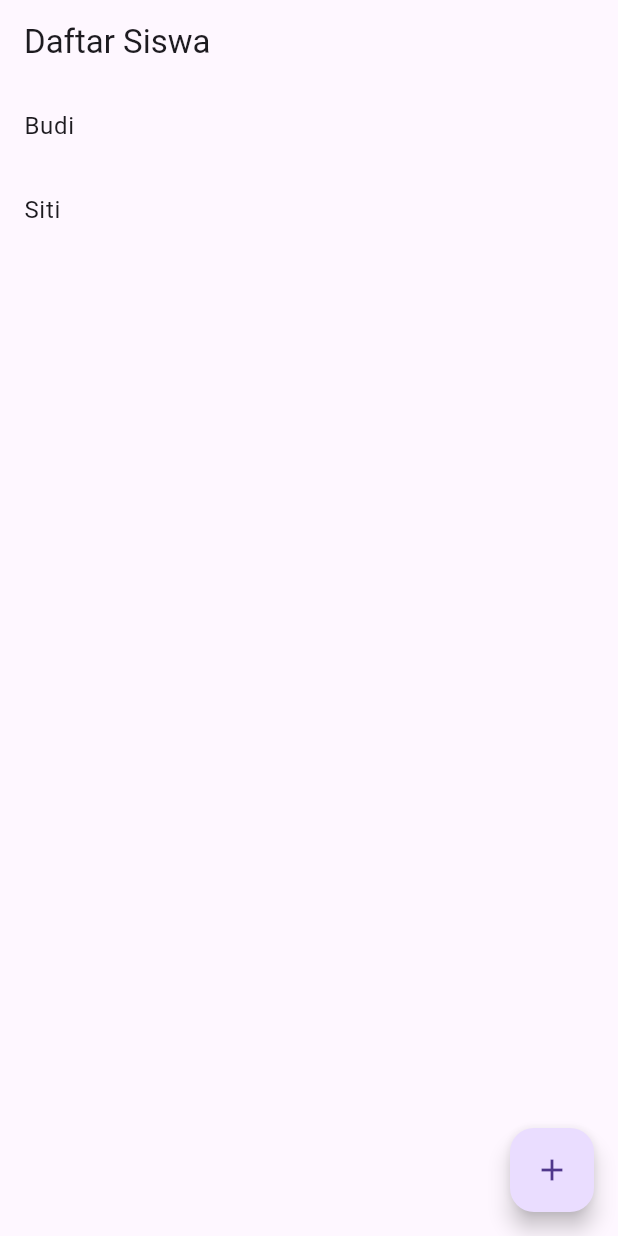
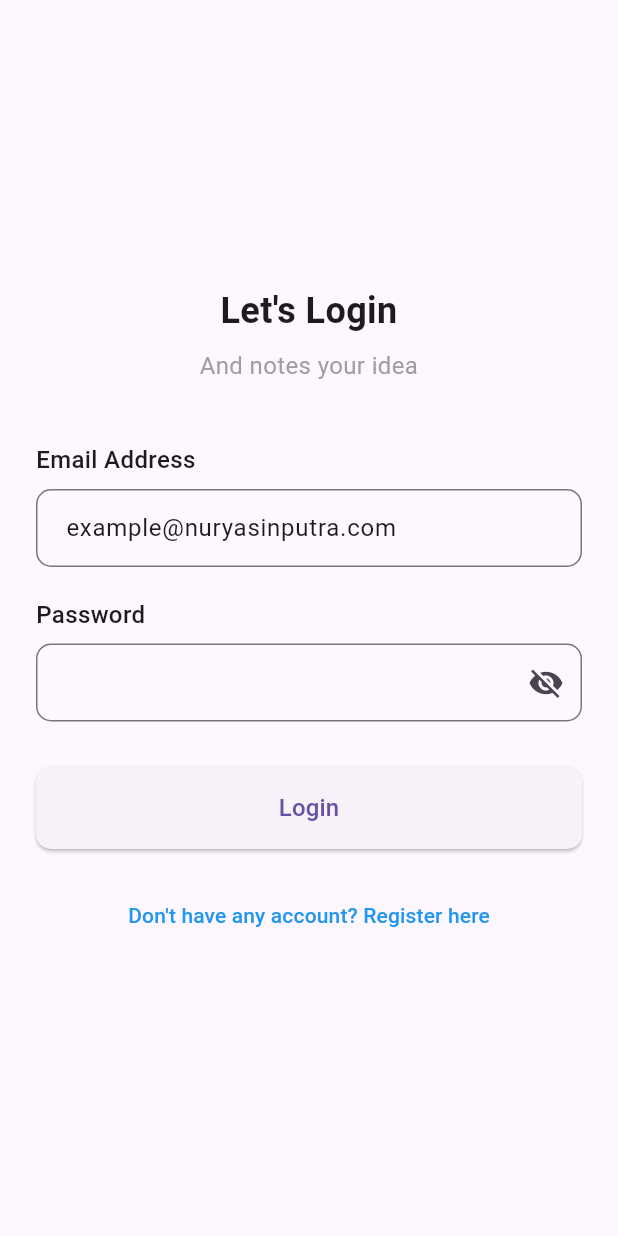
Before and after one commit to abuaflah/hsi_sandbox_flutter_all_yasin, a Flutter app: the screen it shows after launch, on a phone screen of 412 x 824 dp. Run offline on Flutter 3.47's test engine with Material 3 defaults, Android fonts, the phone set to English and light mode, and no system bars.

Commit message:
pertemuan_6

```diff
--- a/lib/main.dart
+++ b/lib/main.dart
@@ -1,7 +1,5 @@
-// pertemuan 5
-
 import 'package:flutter/material.dart';
-import 'pertemuan_5/student_list_screen.dart';
+import 'pertemuan_6/screens/login_screen.dart';
 
 void main() {
   runApp(const MyApp());
@@ -13,11 +11,11 @@ class MyApp extends StatelessWidget {
   @override
   Widget build(BuildContext context) {
     return MaterialApp(
-      title: 'Daftar Siswa',
+      title: 'Login App',
       theme: ThemeData(
         primarySwatch: Colors.blue,
       ),
-      home: const StudentListScreen(),
+      home: const LoginScreen(),
     );
   }
 }
--- /dev/null
+++ b/lib/pertemuan_6/screens/login_screen.dart
@@ -0,0 +1,148 @@
+// lib/pertemuan_6/screens/login_screen.dart
+import 'package:flutter/material.dart';
+import 'register_screen.dart';
+import 'notes_screen.dart';
+
+class LoginScreen extends StatefulWidget {
+  const LoginScreen({super.key});
+
+  @override
+  State<LoginScreen> createState() => _LoginScreenState();
+}
+
+class _LoginScreenState extends State<LoginScreen> {
+  final _emailController =
+      TextEditingController(text: 'example@nuryasinputra.com');
+  final _passwordController = TextEditingController();
+  bool _isPasswordVisible = false;
+
+  @override
+  void dispose() {
+    _emailController.dispose();
+    _passwordController.dispose();
+    super.dispose();
+  }
+
+  @override
+  Widget build(BuildContext context) {
+    return Scaffold(
+      body: Padding(
+        padding: const EdgeInsets.all(24.0),
+        child: Column(
+          mainAxisAlignment: MainAxisAlignment.center,
+          crossAxisAlignment: CrossAxisAlignment.stretch,
+          children: [
+            const Text(
+              "Let's Login",
+              style: TextStyle(
+                fontSize: 24,
+                fontWeight: FontWeight.bold,
+              ),
+              textAlign: TextAlign.center,
+            ),
+            const SizedBox(height: 8),
+            const Text(
+              "And notes your idea",
+              style: TextStyle(
+                fontSize: 16,
+                color: Colors.grey,
+              ),
+              textAlign: TextAlign.center,
+            ),
+            const SizedBox(height: 40),
+            const Text(
+              "Email Address",
+              style: TextStyle(
+                fontSize: 16,
+                fontWeight: FontWeight.w500,
+              ),
+            ),
+            const SizedBox(height: 8),
+            TextField(
+              controller: _emailController,
+              decoration: InputDecoration(
+                border: OutlineInputBorder(
+                  borderRadius: BorderRadius.circular(10),
+                ),
+                contentPadding: const EdgeInsets.symmetric(
+                  horizontal: 16,
+                  vertical: 14,
+                ),
+              ),
+              keyboardType: TextInputType.emailAddress,
+            ),
+            const SizedBox(height: 20),
+            const Text(
+              "Password",
+              style: TextStyle(
+                fontSize: 16,
+                fontWeight: FontWeight.w500,
+              ),
+            ),
+            const SizedBox(height: 8),
+            TextField(
+              controller: _passwordController,
+              decoration: InputDecoration(
+                border: OutlineInputBorder(
+                  borderRadius: BorderRadius.circular(10),
+                ),
+                contentPadding: const EdgeInsets.symmetric(
+                  horizontal: 16,
+                  vertical: 14,
+                ),
+                suffixIcon: IconButton(
+                  icon: Icon(
+                    _isPasswordVisible
+                        ? Icons.visibility
+                        : Icons.visibility_off,
+                  ),
+                  onPressed: () {
+                    setState(() {
+                      _isPasswordVisible = !_isPasswordVisible;
+                    });
+                  },
+                ),
+              ),
+              obscureText: !_isPasswordVisible,
+            ),
+            const SizedBox(height: 30),
+            ElevatedButton(
+              onPressed: () {
+                Navigator.pushReplacement(
+                  context,
+                  MaterialPageRoute(builder: (context) => const NotesScreen()),
+                );
+              },
+              style: ElevatedButton.styleFrom(
+                padding: const EdgeInsets.symmetric(vertical: 16),
+                shape: RoundedRectangleBorder(
+                  borderRadius: BorderRadius.circular(10),
+                ),
+              ),
+              child: const Text(
+                "Login",
+                style: TextStyle(fontSize: 16),
+              ),
+            ),
+            const SizedBox(height: 20),
+            TextButton(
+              onPressed: () {
+                Navigator.push(
+                  context,
+                  MaterialPageRoute(
+                      builder: (context) => const RegisterScreen()),
+                );
+              },
+              child: const Text(
+                "Don't have any account? Register here",
+                style: TextStyle(
+                  color: Colors.blue,
+                ),
+              ),
+            ),
+          ],
+        ),
+      ),
+    );
+  }
+}
--- a/pubspec.yaml
+++ b/pubspec.yaml
@@ -1,4 +1,4 @@
-name: form_pendaftaran_santri_p4
+name: sandbox_flutter_hsi_nur_yasin_putra
 description: "A new Flutter project."
 # The following line prevents the package from being accidentally published to
 # pub.dev using `flutter pub publish`. This is preferred for private packages.
@@ -58,7 +58,8 @@ flutter:
   uses-material-design: true
 
   # To add assets to your application, add an assets section, like this:
-  # assets:
+  assets:
+    - assets/images/pertemuan_6
   #   - images/a_dot_burr.jpeg
   #   - images/a_dot_ham.jpeg
 
```
Also changed, not shown: lib/pertemuan_6/screens/notes_screen.dart (added, +99 -0 lines), lib/pertemuan_6/screens/register_screen.dart (added, +186 -0 lines), assets/images/pertemuan_6/default_img.png (added).
